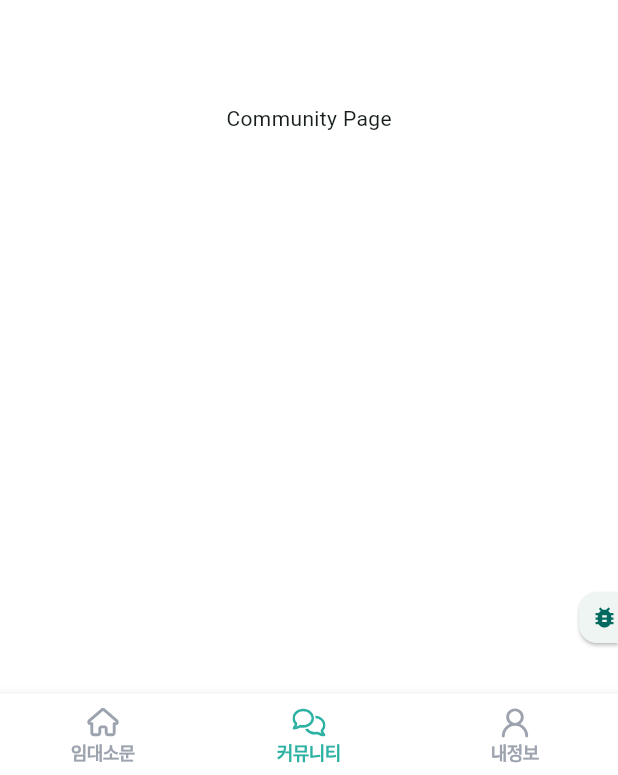
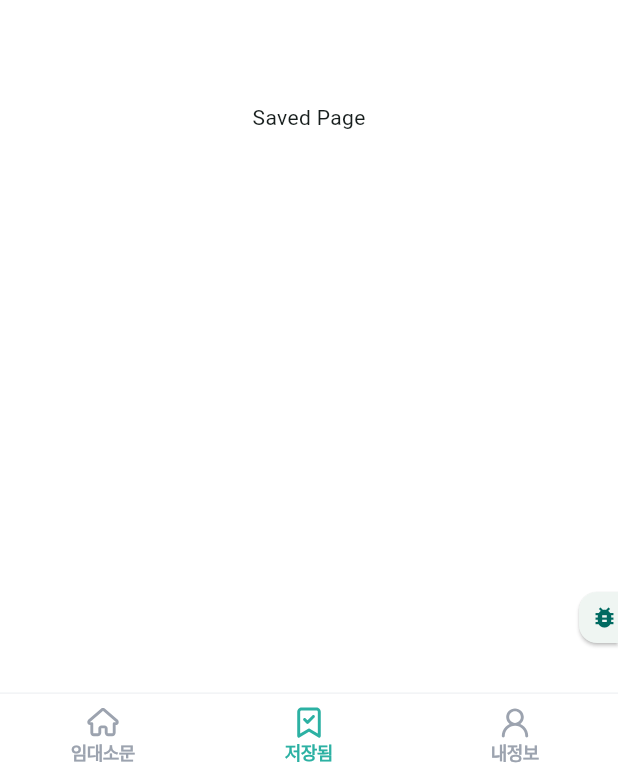
Before and after one commit to gijang-jmj/imdaesomun, a Flutter app: the screen it shows after launch, item 2 of the bottom bar chosen, on a phone screen of 412 x 824 dp. Shown: the part 458-1233 px from the top of the screen. Run offline on Flutter 3.47's test engine with Material 3 defaults, Android fonts, the phone set to English and light mode, and no system bars; our stand-ins replace dio, firebase_auth, firebase_core, firebase_messaging, firebase_remote_config, flutter_dotenv and 8 more; accounts and stored records are empty; generated files the repository leaves out were written again; network calls fail; Roboto replaces fonts that are missing (Pretendard).

Commit message:
wip: add saved

```diff
--- a/lib/src/core/constants/router_path_constant.dart
+++ b/lib/src/core/constants/router_path_constant.dart
@@ -38,6 +38,13 @@ class RouterPathConstant {
   /// description : 커뮤니티 페이지
   static const community = RouterPathConstant._('/community');
 
+  /// page : saved
+  ///
+  /// path : /saved
+  ///
+  /// description : 저장된 공고 페이지
+  static const saved = RouterPathConstant._('/saved');
+
   /// page : post
   ///
   /// path : /post
--- a/lib/src/core/router/app_router.dart
+++ b/lib/src/core/router/app_router.dart
@@ -5,7 +5,7 @@ import 'package:imdaesomun/src/data/models/file.dart';
 import 'package:imdaesomun/src/ui/components/loading/global_loading.dart';
 import 'package:imdaesomun/src/ui/components/overlay/dialog_overlay.dart';
 import 'package:imdaesomun/src/ui/components/toast/global_toast.dart';
-import 'package:imdaesomun/src/ui/pages/community/community_page.dart';
+import 'package:imdaesomun/src/ui/pages/saved/saved_page.dart';
 import 'package:imdaesomun/src/ui/pages/home/home_page.dart';
 import 'package:imdaesomun/src/ui/pages/log/log_page.dart';
 import 'package:imdaesomun/src/ui/pages/notice/notice_page.dart';
@@ -54,8 +54,8 @@ final appRouter = GoRouter(
                     StatefulShellBranch(
                       routes: [
                         GoRoute(
-                          path: RouterPathConstant.community.path,
-                          builder: (context, state) => const CommunityPage(),
+                          path: RouterPathConstant.saved.path,
+                          builder: (context, state) => const SavedPage(),
                         ),
                       ],
                     ),
--- a/lib/src/core/theme/app_icon.dart
+++ b/lib/src/core/theme/app_icon.dart
@@ -45,6 +45,7 @@ class AppIcons {
   static const String arrow = '$_iconPath/arrow.svg';
   static const String back = '$_iconPath/back.svg';
   static const String bell = '$_iconPath/bell.svg';
+  static const String bookmarkCheck = '$_iconPath/bookmark_check.svg';
   static const String bookmark = '$_iconPath/bookmark.svg';
   static const String comment = '$_iconPath/comment.svg';
   static const String community = '$_iconPath/community.svg';
--- a/lib/src/ui/components/button/app_text_button.dart
+++ b/lib/src/ui/components/button/app_text_button.dart
@@ -34,9 +34,9 @@ class AppTextButton extends StatelessWidget {
     this.foregroundColor = Colors.white,
     this.disabledBackgroundColor = AppColors.teal200,
     this.disabledForegroundColor = Colors.white,
-    this.textStyle = AppTextStyle.subTitle1,
+    this.textStyle = AppTextStyle.subTitle2,
     this.width = double.infinity,
-    this.height,
+    this.height = AppButtonHeight.medium,
     this.padding = AppEdgeInsets.bottomButtonPadding,
     this.minimumSize = const Size(0, 0),
     this.tapTargetSize = MaterialTapTargetSize.shrinkWrap,
@@ -45,7 +45,7 @@ class AppTextButton extends StatelessWidget {
     this.borderWidth,
     this.prefixIcon,
     this.suffixIcon,
-    this.iconSpacing = 8.0,
+    this.iconSpacing = AppMargin.extraSmall,
     this.child,
   });
 
--- a/lib/src/ui/components/button/app_text_line_button.dart
+++ b/lib/src/ui/components/button/app_text_line_button.dart
@@ -34,9 +34,9 @@ class AppTextLineButton extends StatelessWidget {
     this.foregroundColor = AppColors.teal500,
     this.disabledBackgroundColor = AppColors.teal200,
     this.disabledForegroundColor = Colors.white,
-    this.textStyle = AppTextStyle.subTitle1,
+    this.textStyle = AppTextStyle.subTitle2,
     this.width = double.infinity,
-    this.height,
+    this.height = AppButtonHeight.medium,
     this.padding = AppEdgeInsets.bottomButtonPadding,
     this.minimumSize = const Size(0, 0),
     this.tapTargetSize = MaterialTapTargetSize.shrinkWrap,
@@ -45,7 +45,7 @@ class AppTextLineButton extends StatelessWidget {
     this.borderWidth,
     this.prefixIcon,
     this.suffixIcon,
-    this.iconSpacing = 8.0,
+    this.iconSpacing = AppMargin.extraSmall,
     this.child,
   });
 
--- a/lib/src/ui/pages/community/community_page.dart
+++ b/lib/src/ui/pages/saved/saved_page.dart
@@ -1,13 +1,13 @@
 import 'package:flutter/material.dart';
 
-class CommunityPage extends StatelessWidget {
-  const CommunityPage({super.key});
+class SavedPage extends StatelessWidget {
+  const SavedPage({super.key});
 
   @override
   Widget build(BuildContext context) {
     return Scaffold(
       backgroundColor: Colors.white,
-      body: Center(child: const Text('Community Page')),
+      body: Center(child: const Text('Saved Page')),
     );
   }
 }
--- a/lib/src/ui/widgets/card/notice_detail_card.dart
+++ b/lib/src/ui/widgets/card/notice_detail_card.dart
@@ -216,6 +216,11 @@ class _NoticeDetailCardState extends State<NoticeDetailCard> {
                 ],
               ),
             ),
+            Container(
+              width: double.infinity,
+              height: 1,
+              color: AppColors.gray100,
+            ),
             const CopyrightFooter(),
           ],
         ),
--- a/lib/src/ui/widgets/footer/copyright_footer.dart
+++ b/lib/src/ui/widgets/footer/copyright_footer.dart
@@ -11,10 +11,7 @@ class CopyrightFooter extends StatelessWidget {
   Widget build(BuildContext context) {
     return Container(
       width: double.infinity,
-      decoration: BoxDecoration(
-        color: Colors.white,
-        border: Border(top: BorderSide(color: AppColors.gray100)),
-      ),
+      decoration: BoxDecoration(color: Colors.white),
       child: Padding(
         padding: EdgeInsets.symmetric(
           vertical: AppMargin.large,
--- a/lib/src/ui/widgets/nav/bottom_nav.dart
+++ b/lib/src/ui/widgets/nav/bottom_nav.dart
@@ -14,7 +14,12 @@ class BottomNav extends StatelessWidget {
   Widget build(BuildContext context) {
     return Scaffold(
       body: navigationShell,
-      bottomNavigationBar: BottomNavigationBar(
+      bottomNavigationBar: Container(
+        decoration: const BoxDecoration(
+          border: Border(top: BorderSide(color: AppColors.gray100, width: 1)),
+        ),
+        child: BottomNavigationBar(
+          elevation: 0,
           currentIndex: navigationShell.currentIndex,
           onTap: (index) => _onItemTapped(index, context),
           type: BottomNavigationBarType.fixed,
@@ -29,14 +34,15 @@ class BottomNav extends StatelessWidget {
               label: '임대소문',
             ),
             BottomNavigationBarItem(
-            icon: AppIcon(AppIcons.community, size: AppIconSize.large),
-            label: '커뮤니티',
+              icon: AppIcon(AppIcons.bookmarkCheck, size: AppIconSize.large),
+              label: '저장됨',
             ),
             BottomNavigationBarItem(
               icon: AppIcon(AppIcons.profile, size: AppIconSize.large),
               label: '내정보',
             ),
           ],
+        ),
       ),
     );
   }
```
Also changed, not shown: lib/src/core/theme/app_size.dart (+14 -1 lines), lib/src/ui/components/button/app_icon_active_button.dart (added, +59 -0 lines), lib/src/ui/pages/notice/notice_page.dart (+32 -2 lines), assets/icons/back.svg, assets/icons/bookmark.svg, assets/icons/bookmark_check.svg (added), assets/icons/link.svg. Lines whose indentation alone changed are shown as unchanged.
